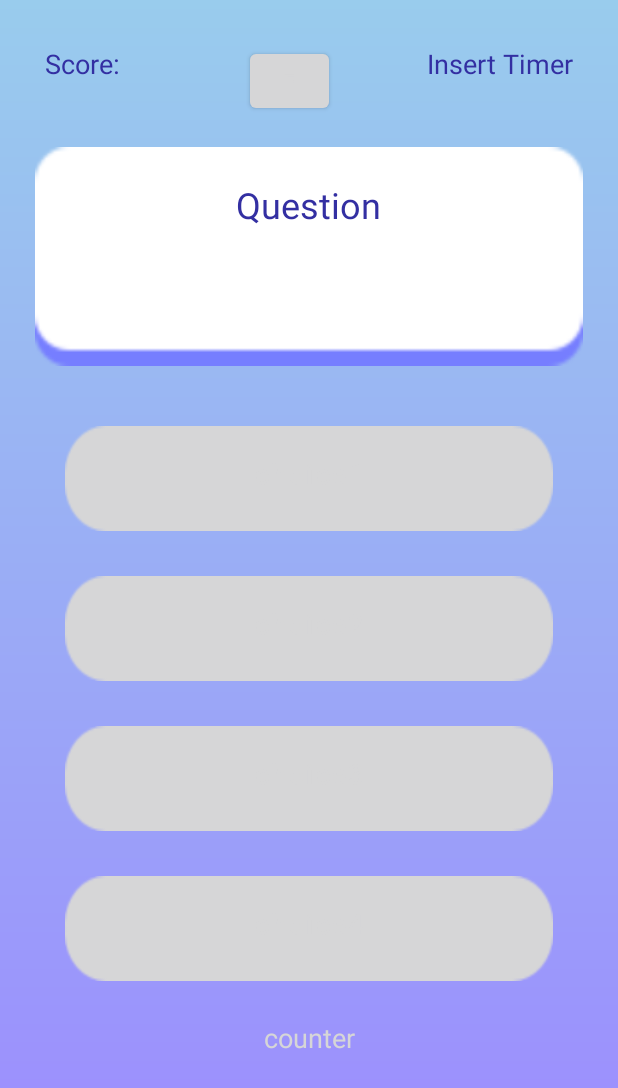
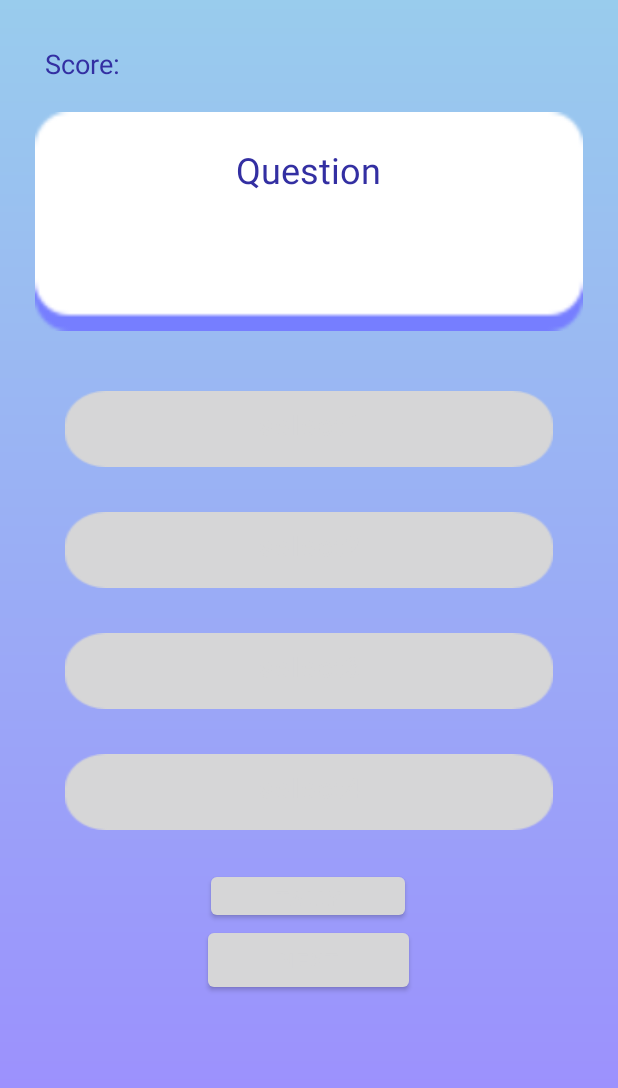
Before and after one commit to tishttash/IM2073-Mobile-App, an Android app: the screen it shows after launch (MainActivity), on a phone screen of 412 x 824 dp. Shown: the top 1088 px of the screen. Run offline under Robolectric (Android 15) with nearby library versions, the phone set to English and light mode, and no system bars.

Commit message:
need to add tally query with param

```diff
--- a/app/src/main/java/com/example/im2073mobile3/MainActivity.java
+++ b/app/src/main/java/com/example/im2073mobile3/MainActivity.java
@@ -2,6 +2,7 @@ package com.example.im2073mobile3;
 
 import androidx.appcompat.app.AppCompatActivity;
 
+import android.graphics.Color;
 import android.os.AsyncTask;
 import android.os.Bundle;
 import android.view.View;
@@ -17,11 +18,12 @@ import java.sql.Statement;
 public class MainActivity extends AppCompatActivity {
 
     TextView textQuestion, textScore, textTimer;
-    Button btn1, btn2, btn3, btn4, fetchdb;
+    Button btn1, btn2, btn3, btn4, fetchnext, btntally;
     //EditText editText;
     private static final String DB_URL = "jdbc:mysql://192.168.1.161/MCQ";
     private static final String USER = "user1";
     private static final String PASS = "password";
+    public String answer, choice;
 
     @Override
     protected void onCreate(Bundle savedInstanceState) {
@@ -30,12 +32,13 @@ public class MainActivity extends AppCompatActivity {
 
         textQuestion = (TextView) findViewById(R.id.textQuestion);
         textScore = (TextView) findViewById(R.id.textView2);
-        textTimer = (TextView) findViewById(R.id.textView);
-        btn1 = (Button) findViewById(R.id.choice1);
-        btn2 = (Button) findViewById(R.id.choice2);
-        btn3 = (Button) findViewById(R.id.choice3);
-        btn4 = (Button) findViewById(R.id.choice4);
-        fetchdb = (Button) findViewById(R.id.fetchdb);
+        //textTimer = (TextView) findViewById(R.id.textView);
+        btn1 = (Button) findViewById(R.id.select1);
+        btn2 = (Button) findViewById(R.id.select2);
+        btn3 = (Button) findViewById(R.id.select3);
+        btn4 = (Button) findViewById(R.id.select4);
+        fetchnext = (Button) findViewById(R.id.fetchnext);
+        btntally = (Button) findViewById(R.id.btntally);
 
         //editText = (EditText) findViewById(R.id.textInputEditText);
     }
@@ -45,7 +48,24 @@ public class MainActivity extends AppCompatActivity {
         objSend.execute("");
     }
 
-    private class Send extends AsyncTask<String, String, String>
+    public void btnChoice(View view) {
+        Tally objTally = new Tally();
+
+        if((((Button)view).getText()).equals(answer)) {
+            ((Button)view).setTextColor(Color.GREEN);
+            //textScore.setText(((Button)view).getText() + answer);
+            choice = (((Button)view).getTag()).toString();
+            objTally.execute("");
+        }
+        else {
+            ((Button)view).setTextColor(Color.RED);
+            //textScore.setText(((Button)view).getText() + answer);
+            choice = (((Button)view).getTag()).toString();
+            objTally.execute("");
+        }
+    }
+
+    public class Send extends AsyncTask<String, String, String>
     {
         String msg = "";
         //String text = editText.getText().toString();
@@ -68,6 +88,7 @@ public class MainActivity extends AppCompatActivity {
                 {
                     //String query = "INSERT into questionnaire (question) VALUES ('"+text+"')";
                     String query = "SELECT * from questionnaire WHERE id=10";
+                    //TODO: add sql statement to reset counter table values to 0 0 0 0
                     Statement stmt = conn.createStatement();
                     ResultSet resultSet = stmt.executeQuery(query);
 
@@ -78,8 +99,9 @@ public class MainActivity extends AppCompatActivity {
                         btn2.setText(resultSet.getString(4));
                         btn3.setText(resultSet.getString(5));
                         btn4.setText(resultSet.getString(6));
+                        answer = resultSet.getString(7);
                     }
-                    msg = "LOADED";
+                    msg = "LOADED | " + "Ans: " + answer;
                 }
                 conn.close();
             }
@@ -97,4 +119,49 @@ public class MainActivity extends AppCompatActivity {
             textScore.setText(msg);
         }
     }
+
+    public class Tally extends AsyncTask<String, String, String>
+    {
+        String msg = "";
+
+        @Override
+        protected void onPreExecute() {textScore.setText("Please Wait...");}
+
+        @Override
+        protected String doInBackground(String... strings)
+        {
+            try
+            {
+                Class.forName("com.mysql.jdbc.Driver");
+                Connection conn = DriverManager.getConnection(DB_URL, USER, PASS);
+                if(conn == null)
+                {
+                    msg = "conn == null";
+                }
+                else
+                {
+                    String col = "qty" + choice;
+                    //eg: UPDATE counter SET qtyselect1 = qtyselect1 + 1
+                    String query = "UPDATE counter SET" + col + " = " + col + " + 1";
+                    //String query = "UPDATE counter SET qtyselect1 = qtyselect1 + 1";
+                    Statement stmt = conn.createStatement();
+                    stmt.executeUpdate(query);
+                    msg = "tally updated!";
+                }
+                conn.close();
+            }
+            catch (Exception e)
+            {
+                msg = "tally error";
+                e.printStackTrace();
+            }
+            return msg;
+        }
+
+        @Override
+        protected void onPostExecute(String msg)
+        {
+            textScore.setText(msg);
+        }
+    }
 }
--- a/app/src/main/res/layout/activity_main.xml
+++ b/app/src/main/res/layout/activity_main.xml
@@ -14,8 +14,8 @@
     <RelativeLayout
         android:layout_width="match_parent"
         android:layout_height="wrap_content"
+        android:layout_marginLeft="30dp"
         android:layout_marginTop="30dp"
-        android:layout_marginLeft="30dp"
         android:layout_marginRight="30dp"
         android:orientation="horizontal">
 
@@ -27,27 +27,6 @@
             android:text="Score: "
             android:textColor="#332FA2"
             android:textSize="18sp" />
-
-        <TextView
-            android:id="@+id/textView"
-            android:layout_width="wrap_content"
-            android:layout_height="wrap_content"
-            android:layout_alignParentRight="true"
-            android:layout_gravity="right"
-            android:text="Insert Timer"
-            android:textColor="#332FA2"
-            android:textSize="18sp" />
-
-        <Button
-            android:id="@+id/fetchdb"
-            android:layout_width="54dp"
-            android:layout_height="wrap_content"
-            android:layout_marginStart="82dp"
-            android:layout_marginEnd="65dp"
-            android:layout_toStartOf="@+id/textView"
-            android:layout_toEndOf="@+id/textView2"
-            android:onClick="btnConn"
-            android:text="F" />
 
     </RelativeLayout>
 
@@ -74,75 +53,88 @@
     </LinearLayout>
 
     <Button
+        android:id="@+id/select1"
+        android:tag="select1"
+        android:layout_width="325dp"
+        android:layout_height="wrap_content"
         android:layout_gravity="center"
         android:layout_marginTop="40dp"
-        android:id="@+id/choice1"
+        android:background="@drawable/bgbtn"
+        android:paddingBottom="10dp"
+        android:text="select1"
+        android:onClick="btnChoice"
         android:textAllCaps="false"
         android:textColor="@color/white"
-        android:text="choice1"
-        android:paddingBottom="10dp"
-        android:textSize="18sp"
-        android:background="@drawable/bgbtn"
-        android:layout_width="325dp"
-        android:layout_height="70dp" />
+        android:textSize="18sp" />
 
 
     <Button
-        android:layout_gravity="center"
-        android:layout_marginTop="30dp"
-        android:id="@+id/choice2"
-        android:textAllCaps="false"
-        android:textColor="@color/white"
-        android:text="choice2"
-        android:paddingBottom="10dp"
-        android:textSize="18sp"
-        android:background="@drawable/bgbtn"
+        android:id="@+id/select2"
+        android:tag="select2"
         android:layout_width="325dp"
-        android:layout_height="70dp" />
-
-    <Button
-        android:id="@+id/choice3"
-        android:layout_width="325dp"
-        android:layout_height="70dp"
+        android:layout_height="wrap_content"
         android:layout_gravity="center"
         android:layout_marginTop="30dp"
         android:background="@drawable/bgbtn"
         android:paddingBottom="10dp"
-        android:text="choice3"
+        android:text="select2"
+        android:onClick="btnChoice"
         android:textAllCaps="false"
         android:textColor="@color/white"
         android:textSize="18sp" />
 
     <Button
+        android:id="@+id/select3"
+        android:tag="select3"
+        android:layout_width="325dp"
+        android:layout_height="wrap_content"
         android:layout_gravity="center"
         android:layout_marginTop="30dp"
-        android:id="@+id/choice4"
+        android:background="@drawable/bgbtn"
+        android:paddingBottom="10dp"
+        android:text="select3"
+        android:onClick="btnChoice"
         android:textAllCaps="false"
         android:textColor="@color/white"
-        android:text="choice4"
+        android:textSize="18sp" />
+
+    <Button
+        android:id="@+id/select4"
+        android:tag="select4"
+        android:layout_width="325dp"
+        android:layout_height="wrap_content"
+        android:layout_gravity="center"
+        android:layout_marginTop="30dp"
+        android:background="@drawable/bgbtn"
         android:paddingBottom="10dp"
-        android:textSize="18sp"
-        android:background="@drawable/bgbtn"
-        android:layout_width="325dp"
-        android:layout_height="70dp" />
+        android:text="select4"
+        android:onClick="btnChoice"
+        android:textAllCaps="false"
+        android:textColor="@color/white"
+        android:textSize="18sp" />
 
     <LinearLayout
-        android:layout_marginTop="25dp"
-        android:layout_gravity="center"
         android:layout_width="wrap_content"
         android:layout_height="wrap_content"
-        android:orientation="vertical"
-        android:gravity="center" >
+        android:layout_gravity="center"
+        android:layout_marginTop="25dp"
+        android:gravity="center"
+        android:orientation="vertical">
 
-        <TextView
-            android:textAlignment="center"
-            android:id="@+id/questionTracker"
-            android:textColor="@color/white"
-            android:textSize="18sp"
-            android:layout_width="80dp"
-            android:lineSpacingExtra="6dp"
+        <Button
+            android:id="@+id/btntally"
+            android:layout_width="129dp"
+            android:layout_height="37dp"
+            android:text="Tally" />
+
+        <Button
+            android:id="@+id/fetchnext"
+            android:layout_width="134dp"
             android:layout_height="wrap_content"
-            android:text="counter" />
+            android:layout_marginStart="65dp"
+            android:layout_marginEnd="65dp"
+            android:onClick="btnConn"
+            android:text="Next" />
 
     </LinearLayout>
 
```
